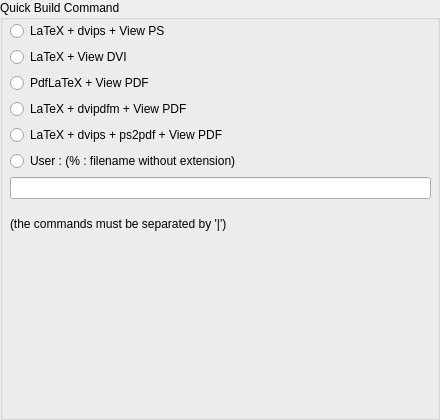
This is pagequick.ui in orao/texmaker as Qt 5 draws it before an edit. The edited form follows.
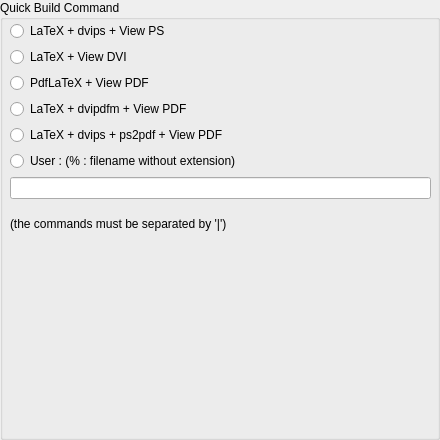
This is the edited form.

The edit to the form file:
```diff
--- a/pagequick.ui
+++ b/pagequick.ui
@@ -9,7 +9,7 @@
     <x>0</x>
     <y>0</y>
     <width>440</width>
-    <height>420</height>
+    <height>440</height>
    </rect>
   </property>
   <property name="windowTitle" >
@@ -21,7 +21,7 @@
      <x>0</x>
      <y>0</y>
      <width>440</width>
-     <height>420</height>
+     <height>440</height>
     </rect>
    </property>
    <property name="title" >
```
